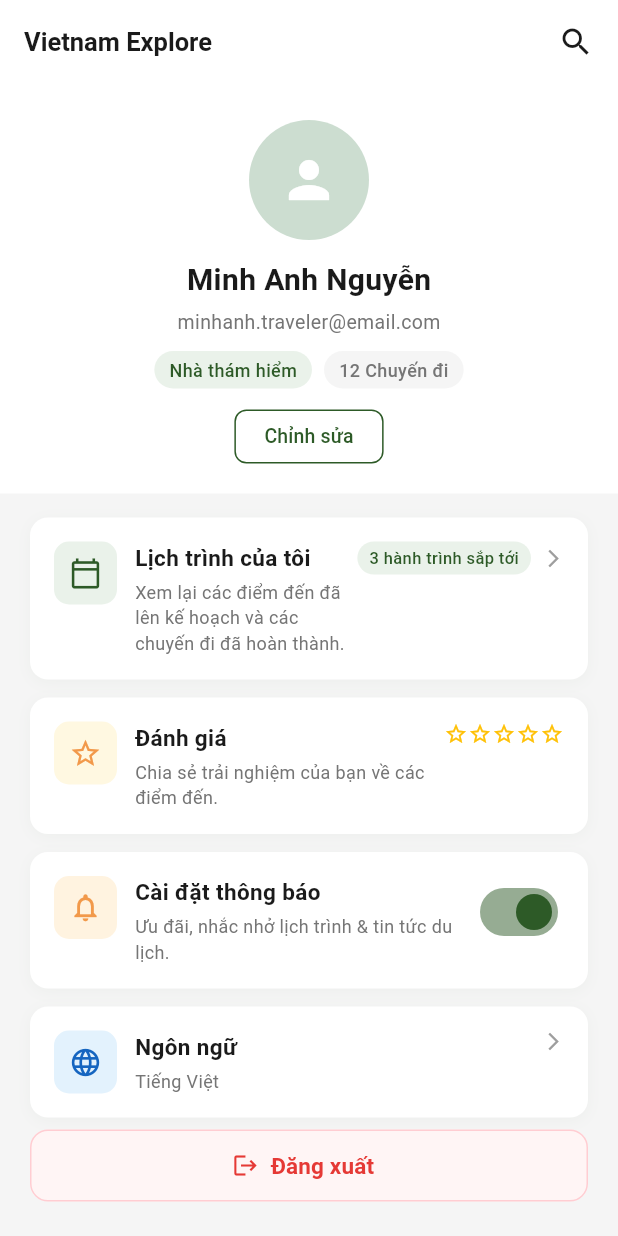
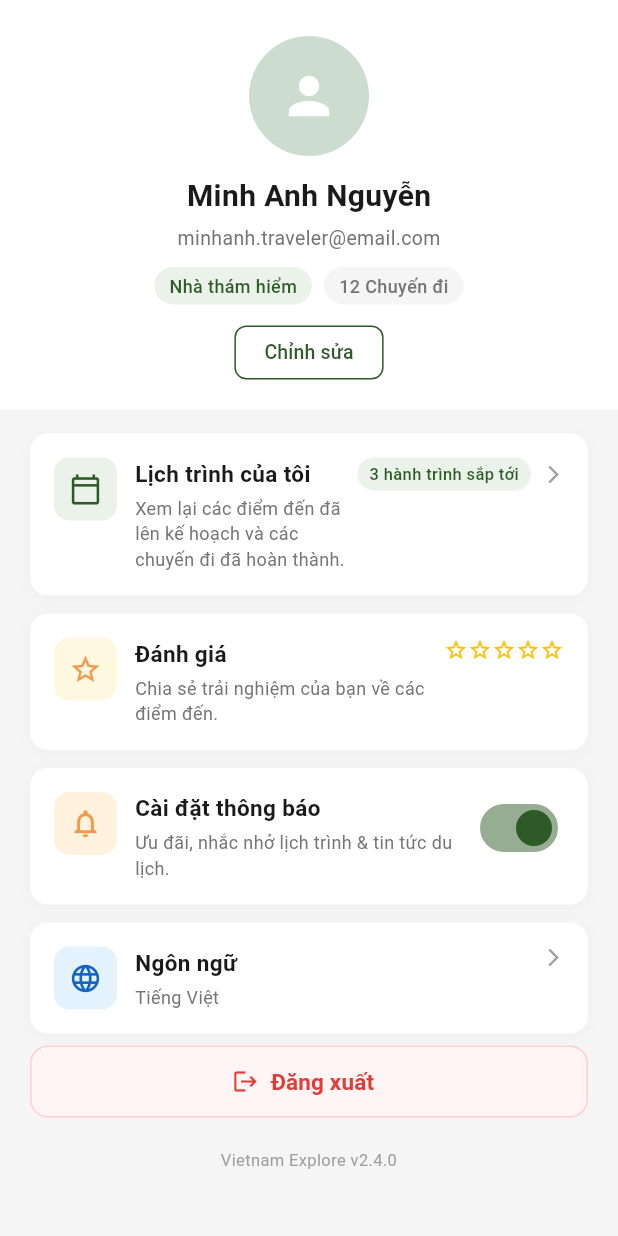
Before and after one commit to ha8419988/claude_app_demo, a Flutter app: the ProfileScreen screen opened directly, on a phone screen of 412 x 824 dp. Run offline on Flutter 3.47's test engine with Material 3 defaults, Android fonts, the phone set to English and light mode, and no system bars; drawn by our look-alikes of cached_network_image; our stand-ins replace google_fonts; network calls fail.

Commit message:
fix: remove AppBar from ProfileScreen and wire logout to login route
Co-Authored-By: Claude Sonnet 4.6 <noreply@anthropic.com>

```diff
--- a/lib/screens/profile_screen.dart
+++ b/lib/screens/profile_screen.dart
@@ -25,7 +25,6 @@ class _ProfileScreenState extends State<ProfileScreen> {
   Widget build(BuildContext context) {
     return Scaffold(
       backgroundColor: const Color(0xFFF5F5F5),
-      appBar: _buildAppBar(),
       body: SingleChildScrollView(
         padding: const EdgeInsets.only(bottom: 32),
         child: Column(
@@ -40,29 +39,6 @@ class _ProfileScreenState extends State<ProfileScreen> {
           ],
         ),
       ),
-    );
-  }
-
-  PreferredSizeWidget _buildAppBar() {
-    return AppBar(
-      backgroundColor: Colors.white,
-      elevation: 0,
-      scrolledUnderElevation: 0,
-      title: const Text(
-        'Vietnam Explore',
-        style: TextStyle(
-          fontSize: 17,
-          fontWeight: FontWeight.w700,
-          color: _textDark,
-        ),
-      ),
-      actions: [
-        IconButton(
-          icon: const Icon(Icons.search, color: _textDark),
-          onPressed: () {},
-        ),
-        const SizedBox(width: 4),
-      ],
     );
   }
 
@@ -269,7 +245,8 @@ class _ProfileScreenState extends State<ProfileScreen> {
         width: double.infinity,
         height: 48,
         child: OutlinedButton.icon(
-          onPressed: () {},
+          onPressed: () => Navigator.pushNamedAndRemoveUntil(
+            context, '/login', (_) => false),
           icon: const Icon(Icons.logout, color: _red, size: 18),
           label: const Text(
             'Đăng xuất',
```
